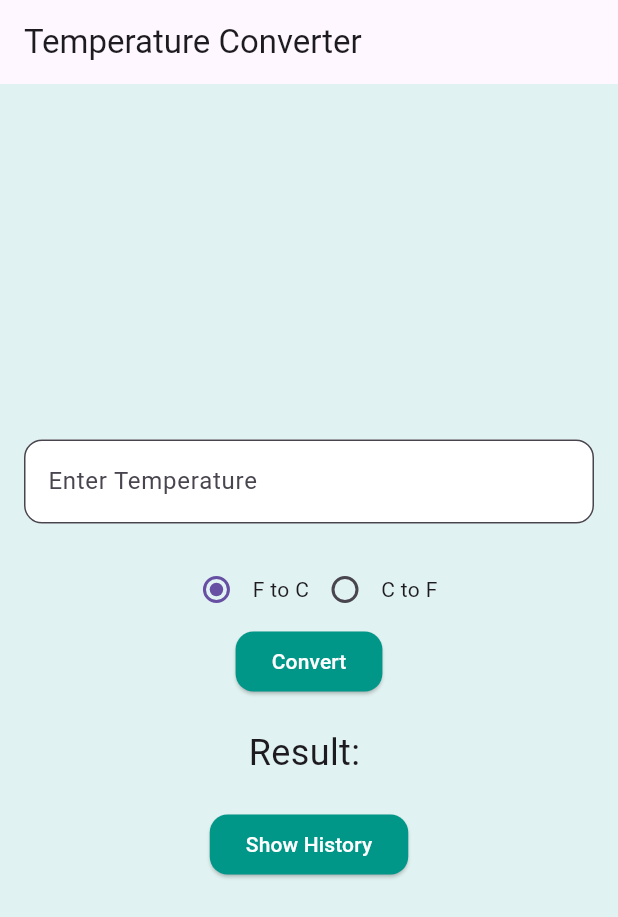
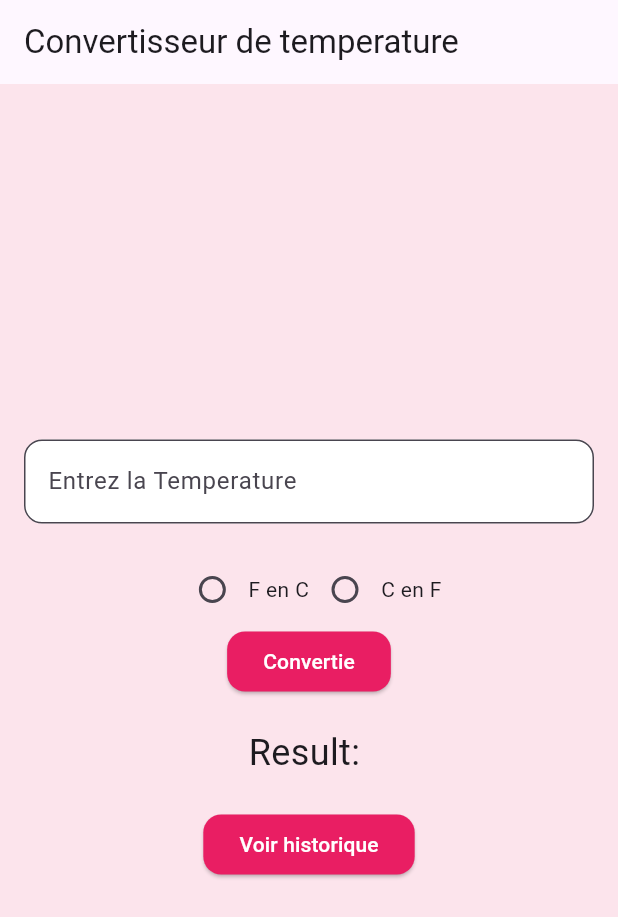
Before and after one commit to Anissa7/Convertisseur-de-temperature, a Flutter app: the screen it shows after launch, on a phone screen of 412 x 824 dp. Shown: the top 917 px of the screen. Run offline on Flutter 3.47's test engine with Material 3 defaults, Android fonts, the phone set to English and light mode, and no system bars.

Commit message:
L'applie est comme je voudrais

```diff
--- a/lib/main.dart
+++ b/lib/main.dart
@@ -6,14 +6,14 @@ class TempConverterApp extends StatelessWidget {
   @override
   Widget build(BuildContext context) {
     return MaterialApp(
-      title: 'Temperature Converter',
+      title: 'Convertisseur de temperature',
       theme: ThemeData(
-        primarySwatch: Colors.teal,
-        scaffoldBackgroundColor: Colors.teal.shade50,
+        primarySwatch: Colors.pink,
+        scaffoldBackgroundColor: Colors.pink.shade50,
         visualDensity: VisualDensity.adaptivePlatformDensity,
         elevatedButtonTheme: ElevatedButtonThemeData(
           style: ElevatedButton.styleFrom(
-            backgroundColor: Colors.teal, // Background color
+            backgroundColor: Colors.pink, // Background color
             foregroundColor: Colors.white, // Text color
             shape: RoundedRectangleBorder(
               borderRadius: BorderRadius.circular(12.0), // Rounded corners
@@ -22,7 +22,7 @@ class TempConverterApp extends StatelessWidget {
         ),
         textButtonTheme: TextButtonThemeData(
           style: TextButton.styleFrom(
-            foregroundColor: Colors.teal, // Text color
+            foregroundColor: Colors.pink, // Text color
             shape: RoundedRectangleBorder(
               borderRadius: BorderRadius.circular(12.0), // Rounded corners
             ),
@@ -41,7 +41,7 @@ class TempConverterHomePage extends StatefulWidget {
 
 class _TempConverterHomePageState extends State<TempConverterHomePage> {
   final TextEditingController _controller = TextEditingController();
-  String _selectedConversion = 'F to C';
+  String _selectedConversion = 'F en C';
   String _result = '';
   List<String> _history = [];
 
@@ -50,7 +50,7 @@ class _TempConverterHomePageState extends State<TempConverterHomePage> {
     double convertedTemp;
     String unit;
 
-    if (_selectedConversion == 'F to C') {
+    if (_selectedConversion == 'F en C') {
       convertedTemp = (inputTemp - 32) * 5 / 9;
       unit = '°C';
     } else {
@@ -69,7 +69,7 @@ class _TempConverterHomePageState extends State<TempConverterHomePage> {
       context: context,
       builder: (BuildContext context) {
         return AlertDialog(
-          title: Text('Conversion History'),
+          title: Text('Historique de conversion'),
           content: Container(
             width: double.maxFinite,
             child: ListView.builder(
@@ -84,7 +84,7 @@ class _TempConverterHomePageState extends State<TempConverterHomePage> {
           ),
           actions: <Widget>[
             TextButton(
-              child: Text('Close'),
+              child: Text('Fermez'),
               onPressed: () {
                 Navigator.of(context).pop();
               },
@@ -99,7 +99,7 @@ class _TempConverterHomePageState extends State<TempConverterHomePage> {
   Widget build(BuildContext context) {
     return Scaffold(
       appBar: AppBar(
-        title: Text('Temperature Converter'),
+        title: Text('Convertisseur de temperature '),
       ),
       body: Center(
         child: SingleChildScrollView(
@@ -113,7 +113,7 @@ class _TempConverterHomePageState extends State<TempConverterHomePage> {
                   controller: _controller,
                   keyboardType: TextInputType.number,
                   decoration: InputDecoration(
-                    labelText: 'Enter Temperature',
+                    labelText: 'Entrez la Temperature',
                     fillColor: Colors.white,
                     filled: true,
                     border: OutlineInputBorder(
@@ -134,7 +134,7 @@ class _TempConverterHomePageState extends State<TempConverterHomePage> {
                         });
                       },
                     ),
-                    Text('F to C'),
+                    Text('F en C'),
                     Radio<String>(
                       value: 'C to F',
                       groupValue: _selectedConversion,
@@ -144,12 +144,12 @@ class _TempConverterHomePageState extends State<TempConverterHomePage> {
                         });
                       },
                     ),
-                    Text('C to F'),
+                    Text('C en F'),
                   ],
                 ),
                 ElevatedButton(
                   onPressed: _convertTemperature,
-                  child: Text('Convert'),
+                  child: Text('Convertie'),
                 ),
                 SizedBox(height: 20),
                 Text(
@@ -159,7 +159,7 @@ class _TempConverterHomePageState extends State<TempConverterHomePage> {
                 SizedBox(height: 20),
                 ElevatedButton(
                   onPressed: _showHistory,
-                  child: Text('Show History'),
+                  child: Text('Voir historique'),
                 ),
               ],
             ),
```
Also changed, not shown: 1 other file.
